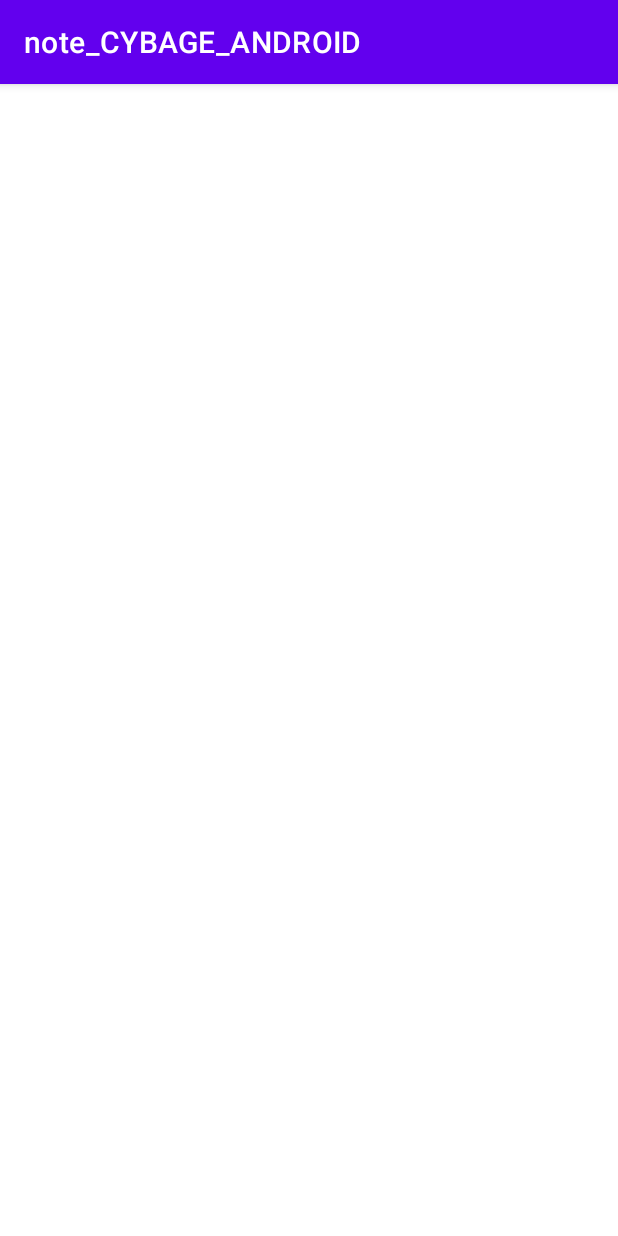
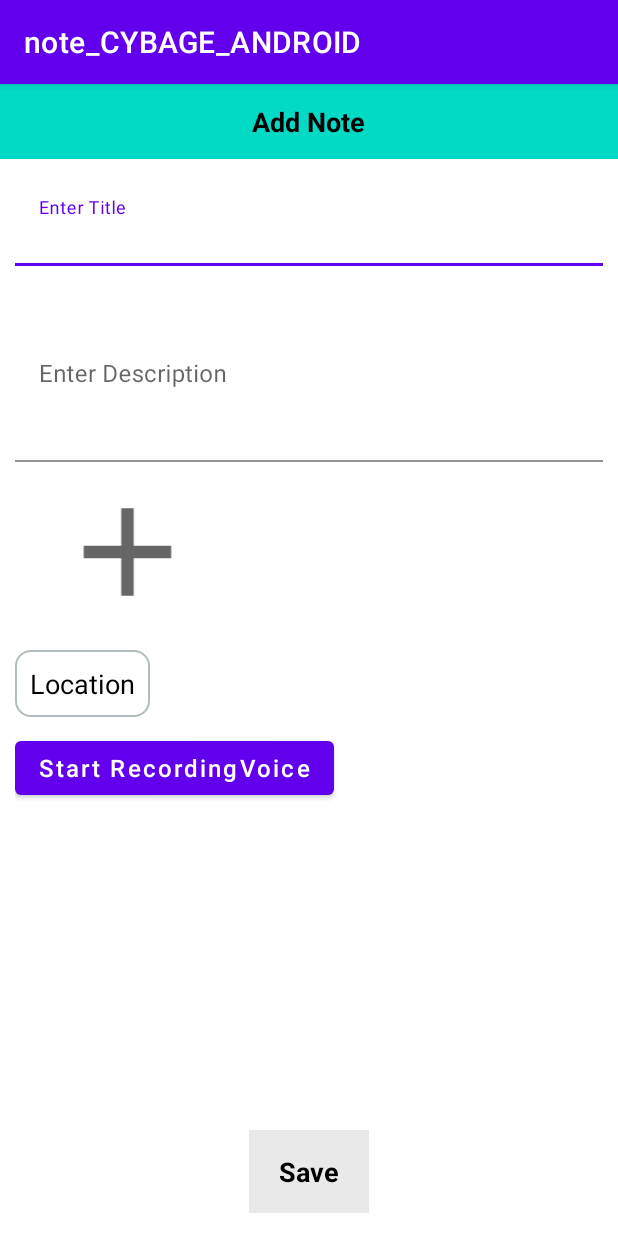
Before and after one commit to rhnptl79/note_CYBAGE_ANDROID_, an Android app: the ActivityAddNote screen opened directly, with no data from a screen before it, on a phone screen of 412 x 824 dp. Run offline under Robolectric (Android 15) with nearby library versions, the phone set to English and light mode, and no system bars.

Commit message:
Rohan Note 14

```diff
--- a/app/src/main/res/layout/activity_add_notes.xml
+++ b/app/src/main/res/layout/activity_add_notes.xml
@@ -1,9 +1,157 @@
 <?xml version="1.0" encoding="utf-8"?>
 <androidx.constraintlayout.widget.ConstraintLayout xmlns:android="http://schemas.android.com/apk/res/android"
     xmlns:app="http://schemas.android.com/apk/res-auto"
-    xmlns:tools="http://schemas.android.com/tools"
     android:layout_width="match_parent"
-    android:layout_height="match_parent"
-    tools:context=".ActivityAddNote">
+    android:layout_height="match_parent">
 
+    <RelativeLayout
+        android:id="@+id/relativeLayout"
+        android:layout_width="match_parent"
+        android:layout_height="50dp"
+        android:background="@color/teal_200"
+        app:layout_constraintEnd_toEndOf="parent"
+        app:layout_constraintStart_toStartOf="parent"
+        app:layout_constraintTop_toTopOf="parent">
+
+        <TextView
+            android:layout_width="wrap_content"
+            android:layout_height="wrap_content"
+            android:layout_centerInParent="true"
+            android:text="Add Note"
+            android:textColor="@color/black"
+            android:textSize="18sp"
+            android:textStyle="bold" />
+
+
+    </RelativeLayout>
+
+    <LinearLayout
+        android:layout_width="match_parent"
+        android:layout_height="wrap_content"
+        android:layout_marginHorizontal="10dp"
+        android:layout_marginTop="15dp"
+        android:orientation="vertical"
+        app:layout_constraintTop_toBottomOf="@+id/relativeLayout">
+
+        <com.google.android.material.textfield.TextInputLayout
+            android:layout_width="match_parent"
+            android:layout_height="wrap_content">
+
+            <EditText
+                android:layout_width="match_parent"
+                android:layout_height="wrap_content"
+                android:background="@color/white"
+                android:hint="Enter Title"
+                android:text=""
+                android:id="@+id/et_title"
+                android:textColor="@color/black"
+                android:textSize="16sp" />
+
+        </com.google.android.material.textfield.TextInputLayout>
+
+        <com.google.android.material.textfield.TextInputLayout
+            android:layout_width="match_parent"
+            android:layout_height="wrap_content">
+
+            <EditText
+                android:layout_width="match_parent"
+                android:layout_height="wrap_content"
+                android:background="@color/white"
+                android:id="@+id/et_decription"
+                android:hint="Enter Description"
+                android:lines="5"
+                android:maxLines="10"
+                android:text=""
+                android:textColor="@color/black"
+                android:textSize="16sp">
+
+            </EditText>
+        </com.google.android.material.textfield.TextInputLayout>
+        <LinearLayout
+            android:layout_width="wrap_content"
+            android:layout_height="wrap_content"
+            android:orientation="horizontal">
+
+            <ImageView
+                android:layout_width="150dp"
+                android:layout_height="100dp"
+                android:layout_marginTop="10dp"
+                android:id="@+id/add_image"
+                android:onClick="onAddNoteClick"
+                android:src="@drawable/ic_add"/>
+            <Button
+                android:layout_width="wrap_content"
+                android:layout_height="wrap_content"
+                android:id="@+id/btn_rm_pic"
+                android:visibility="gone"
+                android:onClick="onAddNoteClick"
+                android:layout_gravity="center_vertical"
+                android:layout_marginLeft="15dp"
+                android:text="Remove pic"/>
+        </LinearLayout>
+        <TextView
+            android:layout_width="wrap_content"
+            android:layout_height="wrap_content"
+            android:text="Location"
+            android:id="@+id/location"
+            android:textColor="@color/black"
+            android:textSize="18sp"
+            android:background="@drawable/round_corner"
+            android:layout_marginTop="15dp"
+            android:paddingHorizontal="10dp"
+            android:paddingVertical="10dp"/>
+        <LinearLayout
+            android:layout_width="match_parent"
+            android:layout_height="wrap_content"
+            android:orientation="vertical">
+
+            <Button
+                android:layout_width="wrap_content"
+                android:layout_height="wrap_content"
+                android:text="Start RecordingVoice"
+                android:textSize="16dp"
+                android:onClick="onAddNoteClick"
+                android:id="@+id/startRecordingButton"
+                android:textAllCaps="false"
+                android:layout_marginTop="10dp"/>
+            <Button
+                android:layout_width="wrap_content"
+                android:layout_height="wrap_content"
+                android:text="Stop Recording"
+                android:textSize="16dp"
+                android:visibility="gone"
+                android:onClick="onAddNoteClick"
+                android:id="@+id/stopRecordingButton"
+                android:textAllCaps="false"
+                android:layout_marginTop="10dp"/>
+            <Button
+                android:layout_width="wrap_content"
+                android:layout_height="wrap_content"
+                android:text="Play Recording"
+                android:textSize="16dp"
+                android:visibility="gone"
+                android:onClick="onAddNoteClick"
+                android:id="@+id/btnPlayRecording"
+                android:textAllCaps="false"
+                android:layout_marginTop="10dp"/>
+        </LinearLayout>
+
+
+    </LinearLayout>
+
+    <TextView
+        android:layout_width="wrap_content"
+        android:layout_height="wrap_content"
+        android:text="Save"
+        android:id="@+id/btn_save"
+        android:background="@color/grey"
+        android:paddingVertical="15dp"
+        android:paddingHorizontal="20dp"
+        android:textColor="@color/black"
+        android:textSize="18dp"
+        android:textStyle="bold"
+        android:layout_marginBottom="15dp"
+        app:layout_constraintBottom_toBottomOf="parent"
+        app:layout_constraintEnd_toEndOf="parent"
+        app:layout_constraintStart_toStartOf="parent" />
 </androidx.constraintlayout.widget.ConstraintLayout>
```
